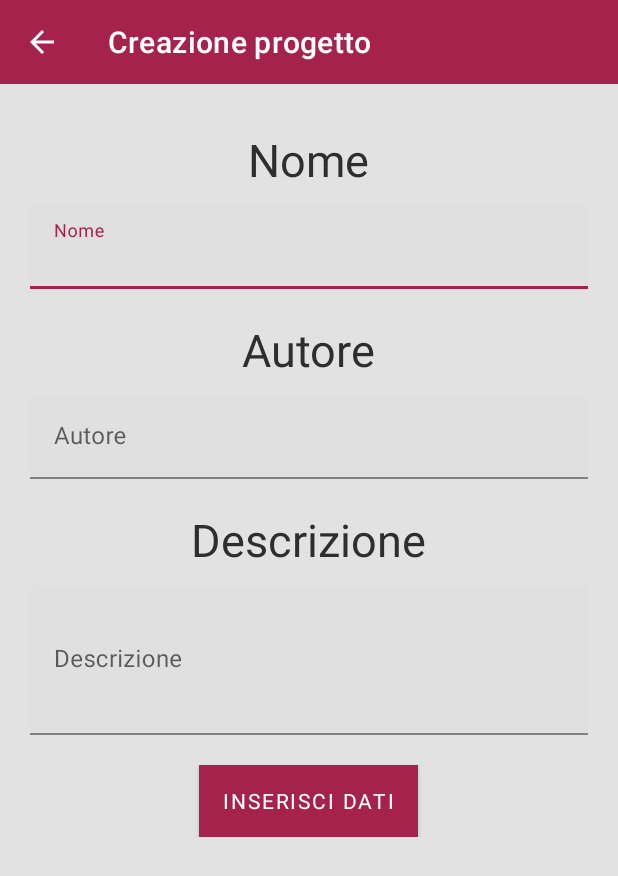
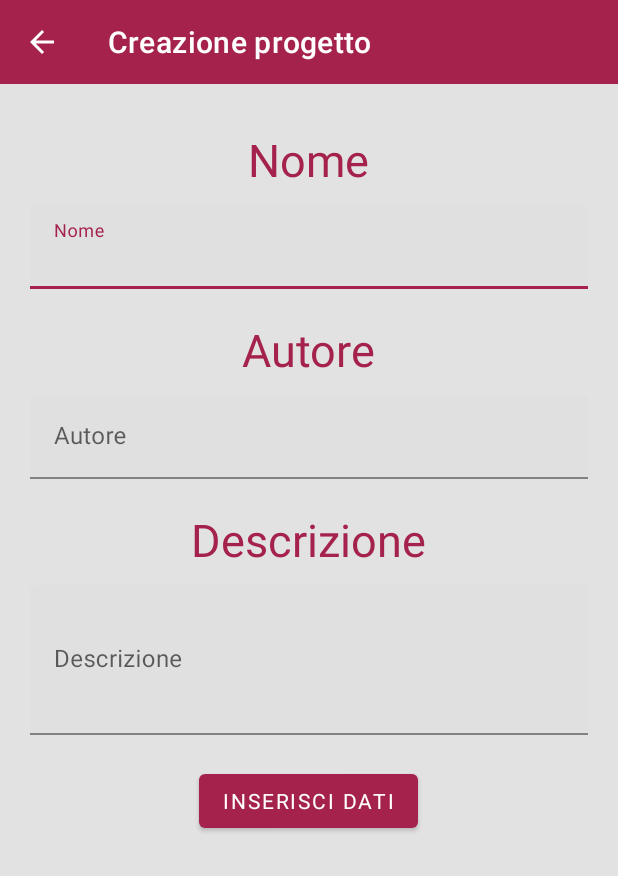
Before and after one commit to Zetlark28/BICAP-Project, an Android app: the CreazioneProgetto screen opened directly, with no data from a screen before it, on a phone screen of 412 x 824 dp. Shown: the top 876 px of the screen. Run offline under Robolectric (Android 15) with nearby library versions, the phone set to English and light mode, and no system bars; Roboto replaces fonts that are not available here.

Commit message:
Migliorie di design

```diff
--- a/app/src/main/res/layout/activity_creazione_progetto.xml
+++ b/app/src/main/res/layout/activity_creazione_progetto.xml
@@ -25,7 +25,7 @@
                 android:layout_marginTop="30dp"
                 android:fontFamily="@font/roboto"
                 android:text="@string/nome_progetto"
-                android:textColor="@color/scritta"
+                android:textColor="@color/colorPrimary"
                 android:textSize="30sp" />
 
             <com.google.android.material.textfield.TextInputLayout
@@ -52,7 +52,7 @@
                 android:layout_gravity="center_horizontal"
                 android:layout_marginTop="20dp"
                 android:text="@string/autore"
-                android:textColor="@color/scritta"
+                android:textColor="@color/colorPrimary"
                 android:textSize="30sp" />
 
             <com.google.android.material.textfield.TextInputLayout
@@ -79,7 +79,7 @@
                 android:layout_gravity="center_horizontal"
                 android:layout_marginTop="20dp"
                 android:text="@string/descrizione"
-                android:textColor="@color/scritta"
+                android:textColor="@color/colorPrimary"
                 android:textSize="30sp" />
 
             <com.google.android.material.textfield.TextInputLayout
@@ -100,16 +100,16 @@
 
             </com.google.android.material.textfield.TextInputLayout>
 
-            <com.google.android.material.button.MaterialButton
+
+
+            <Button
                 android:id="@+id/imInsertData"
-                style="materialbutt "
+                android:layout_marginTop="20dp"
                 android:layout_width="wrap_content"
+                android:layout_marginBottom="5dp"
+                android:layout_gravity="center_horizontal"
                 android:layout_height="wrap_content"
-                android:layout_gravity="center_horizontal"
-                android:layout_marginTop="20dp"
-                android:background="@color/colorPrimary"
-                android:text="@string/inserisci_dati" />
-
+                android:text="Inserisci Dati" />
         </LinearLayout>
     </ScrollView>
 
```
Also changed, not shown: app/src/main/res/layout/activity_dettaglio_questionario.xml (+4 -3 lines), app/src/main/res/layout/activity_presentazione_progetto.xml (+6 -5 lines).
